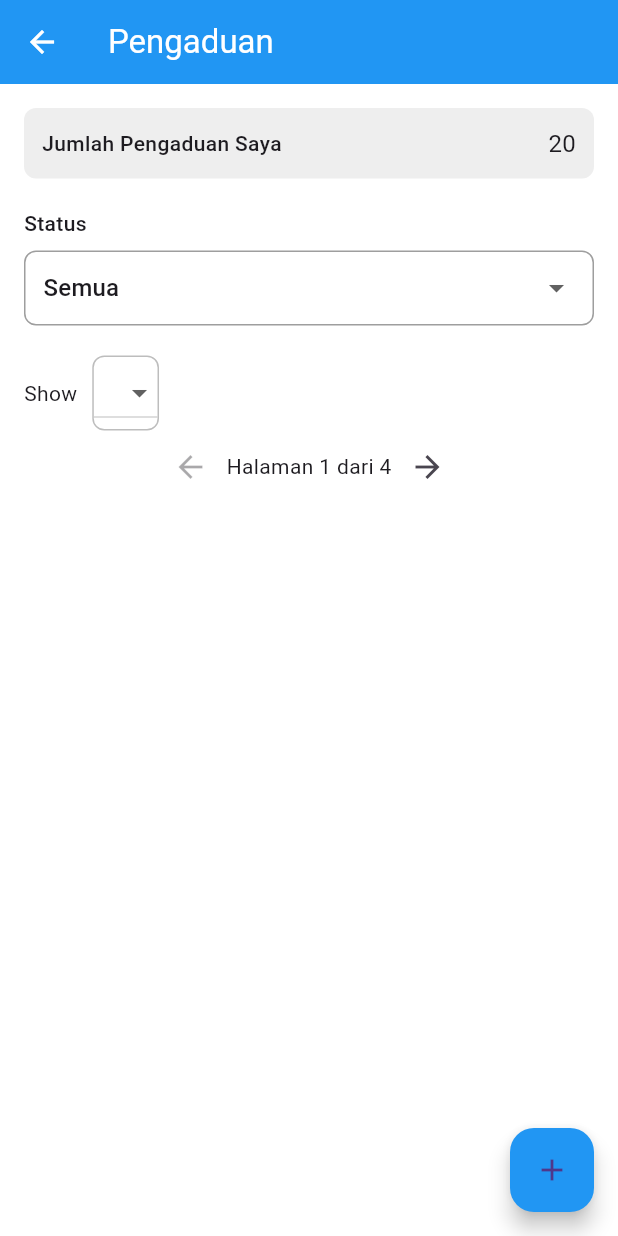
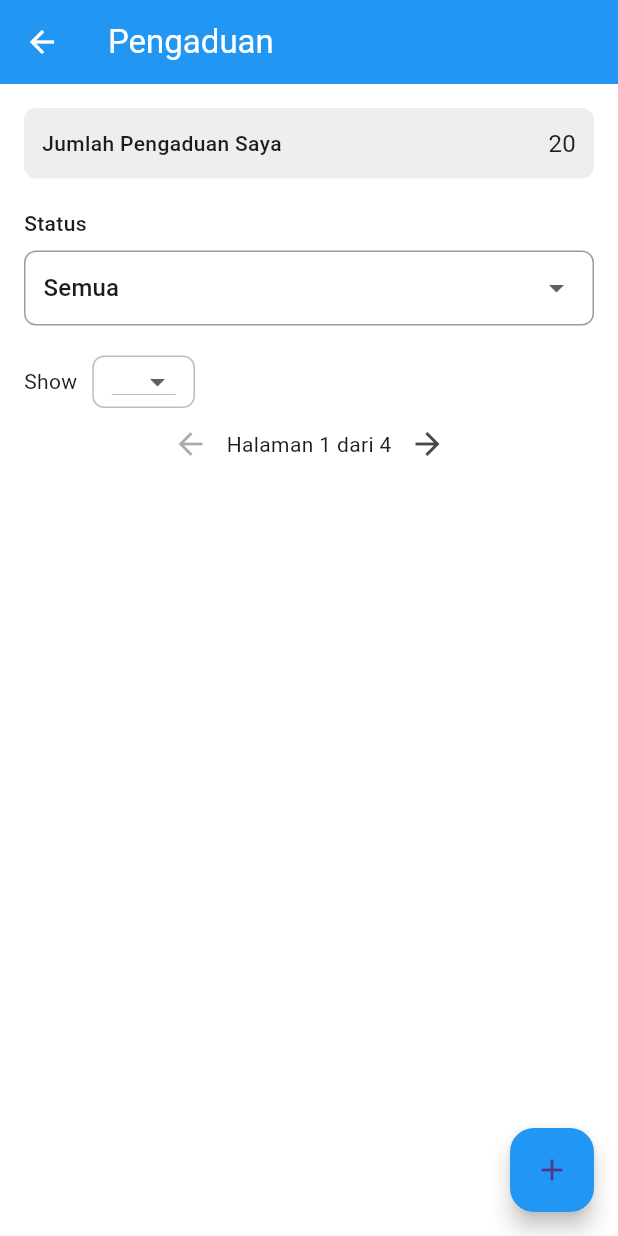
Before and after one commit to UlfiatulRosida/project_tim, a Flutter app: the screen it shows after launch, item 2 of the bottom bar chosen, on a phone screen of 412 x 824 dp. Run offline on Flutter 3.47's test engine with Material 3 defaults, Android fonts, the light colour scheme and no system bars; network calls fail.

Commit message:
Tambahkan ukuran tinggi dan padding pada dropdown entries

```diff
--- a/lib/pages/pengaduan_page.dart
+++ b/lib/pages/pengaduan_page.dart
@@ -129,6 +129,8 @@ class _PengaduanPageState extends State<PengaduanPage> {
                 const Text('Show'),
                 const SizedBox(width : 10),
                 Container(
+                  height : 35,
+                  padding : const EdgeInsets.symmetric(horizontal: 12),
                   decoration: BoxDecoration(
                     border: Border.all(color: Colors.grey.shade400),
                     borderRadius: BorderRadius.circular(8),
```
